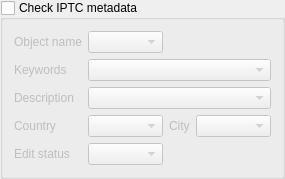
marek629/SIR, file dialogs/selection/iptcgroupbox.ui: the form before one commit.
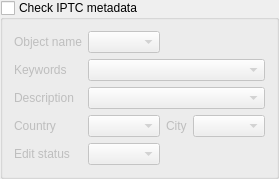
The form after the commit. Custom widgets are drawn as their Qt base class.

```diff
--- a/dialogs/selection/iptcgroupbox.ui
+++ b/dialogs/selection/iptcgroupbox.ui
@@ -2,23 +2,6 @@
 <ui version="4.0">
  <class>IptcGroupBox</class>
  <widget class="QGroupBox" name="IptcGroupBox">
-  <property name="geometry">
-   <rect>
-    <x>0</x>
-    <y>0</y>
-    <width>285</width>
-    <height>160</height>
-   </rect>
-  </property>
-  <property name="sizePolicy">
-   <sizepolicy hsizetype="Preferred" vsizetype="Fixed">
-    <horstretch>0</horstretch>
-    <verstretch>0</verstretch>
-   </sizepolicy>
-  </property>
-  <property name="windowTitle">
-   <string>GroupBox</string>
-  </property>
   <property name="title">
    <string>Check IPTC metadata</string>
   </property>
```
